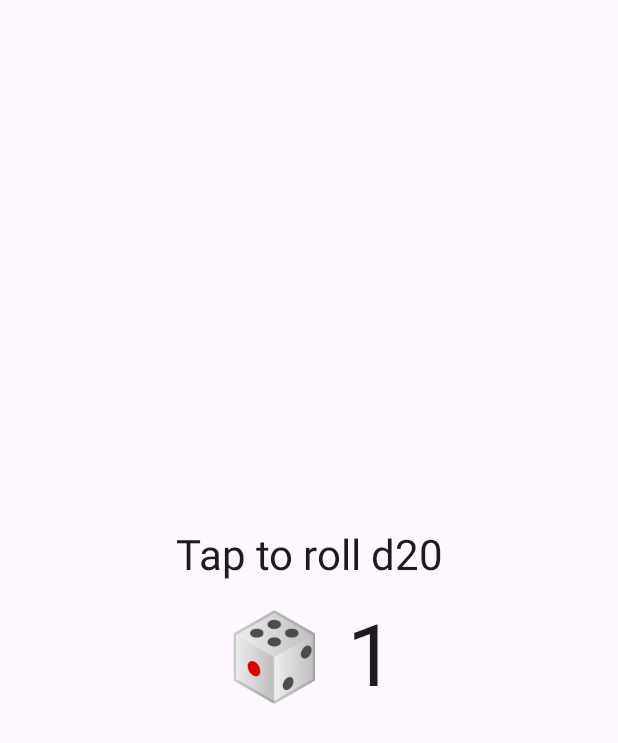
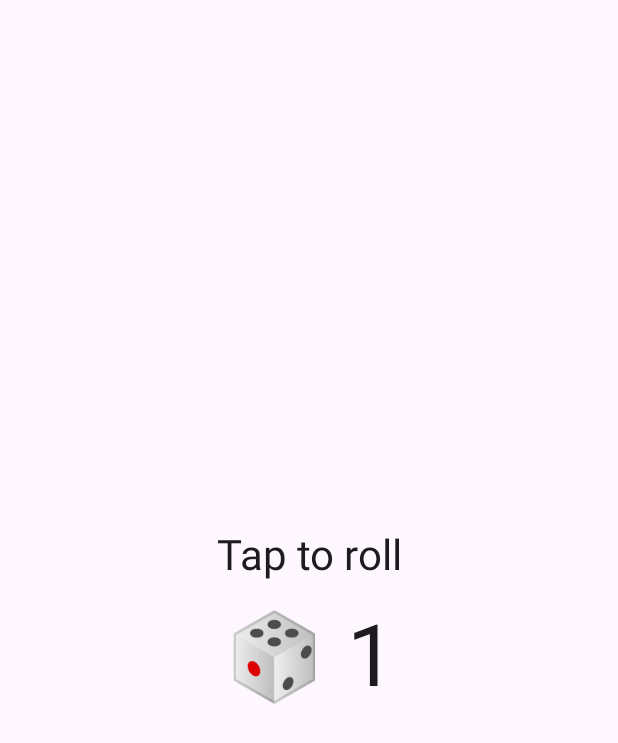
Before and after one commit to Bellasaurusx/PocketDice, an Android app built with Jetpack Compose: the screen it shows after launch (MainActivity), on a phone screen of 412 x 824 dp. Shown: the top 743 px of the screen. Run offline under Robolectric (Android 15) with nearby library versions, the phone set to English and light mode, and no system bars.

Commit message:
Added sound and haptics.

```diff
--- a/app/src/main/AndroidManifest.xml
+++ b/app/src/main/AndroidManifest.xml
@@ -1,6 +1,7 @@
 <?xml version="1.0" encoding="utf-8"?>
 <manifest xmlns:android="http://schemas.android.com/apk/res/android"
     xmlns:tools="http://schemas.android.com/tools">
+    <uses-permission android:name="android.permission.VIBRATE" />
 
     <application
         android:allowBackup="true"
--- a/app/src/main/java/com/example/pocketdice/MainActivity.kt
+++ b/app/src/main/java/com/example/pocketdice/MainActivity.kt
@@ -4,17 +4,23 @@ import android.os.Bundle
 import androidx.activity.ComponentActivity
 import androidx.activity.compose.setContent
 import androidx.compose.animation.core.*
-import androidx.compose.foundation.Image
 import androidx.compose.foundation.clickable
 import androidx.compose.foundation.layout.*
 import androidx.compose.material3.*
 import androidx.compose.runtime.*
 import androidx.compose.ui.Alignment
 import androidx.compose.ui.Modifier
-import androidx.compose.ui.res.painterResource
 import androidx.compose.ui.unit.dp
-import com.example.pocketdice.ui.theme.PocketDiceTheme
 import kotlin.random.Random
+import android.media.MediaPlayer
+import android.content.Context
+import android.os.VibrationEffect
+import android.os.Vibrator
+import android.os.Build
+import androidx.compose.ui.platform.LocalContext
+import kotlinx.coroutines.launch
+import androidx.compose.ui.draw.scale
+
 
 class MainActivity : ComponentActivity() {
     override fun onCreate(savedInstanceState: Bundle?) {
@@ -32,27 +38,38 @@ class MainActivity : ComponentActivity() {
 
 @Composable
 fun DiceRollerScreen() {
+    val scale = remember { Animatable(1f) }
+    val context = LocalContext.current
+    val mediaPlayer = remember { MediaPlayer.create(context, R.raw.dice_roll) }
+    val vibrator = context.getSystemService(Context.VIBRATOR_SERVICE) as Vibrator
     var diceRoll by remember { mutableStateOf(1) }
-    val rotation = rememberInfiniteTransition().animateFloat(
-        initialValue = 0f,
-        targetValue = 360f,
-        animationSpec = infiniteRepeatable(
-            animation = tween(500, easing = LinearEasing),
-            repeatMode = RepeatMode.Restart
-        )
-    )
+    val coroutineScope = rememberCoroutineScope()
 
     Column(
         modifier = Modifier
             .fillMaxSize()
             .clickable {
-                diceRoll = Random.nextInt(1, 21)
+                coroutineScope.launch {
+                    scale.animateTo(0.8f, animationSpec = tween(100))
+                    diceRoll = Random.nextInt(1, 21)
+                    scale.animateTo(1f, animationSpec = spring(dampingRatio = Spring.DampingRatioMediumBouncy))
+
+                    mediaPlayer.start()
+
+                    if (Build.VERSION.SDK_INT >= Build.VERSION_CODES.O) {
+                        vibrator.vibrate(VibrationEffect.createOneShot(100, VibrationEffect.DEFAULT_AMPLITUDE))
+                    } else {
+                        vibrator.vibrate(100)
+                    }
+                }
             },
         verticalArrangement = Arrangement.Center,
         horizontalAlignment = Alignment.CenterHorizontally
     ) {
-        Text("Tap to roll d20", style = MaterialTheme.typography.headlineMedium)
+        Text("Tap to roll", style = MaterialTheme.typography.headlineMedium)
         Spacer(modifier = Modifier.height(16.dp))
-        Text("🎲 $diceRoll", style = MaterialTheme.typography.displayLarge)
+        Box(modifier = Modifier.scale(scale.value)) {
+            Text("🎲 $diceRoll", style = MaterialTheme.typography.displayLarge)
+        }
     }
 }
```
